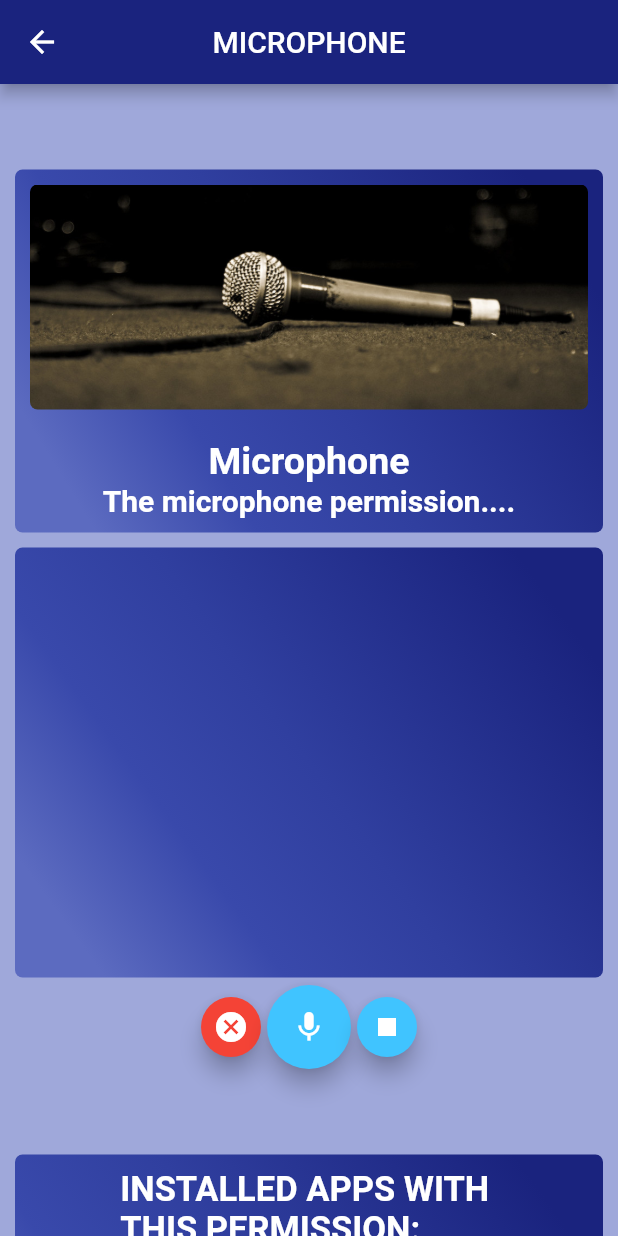
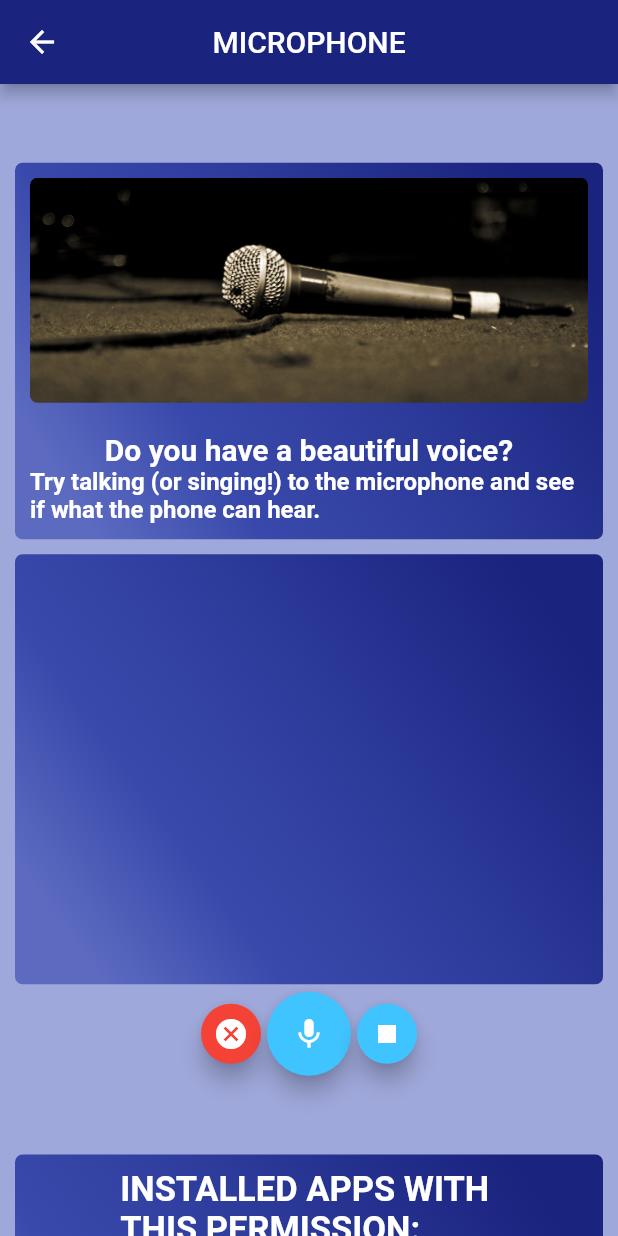
Before and after one commit to salmonMaxx/dataViz, a Flutter app: the Mic screen opened directly with empty values, on a phone screen of 412 x 824 dp. Run offline on Flutter 3.47's test engine with Material 2 defaults, Android fonts, the light colour scheme and no system bars; our stand-ins replace contacts_service, dots_indicator, location, permission_handler; missing offline and left inert: call_log, launcher_assist, photo_manager, sms, speech_recognition; Roboto replaces fonts that are missing (Abel-bold).

Commit message:
Text updates on several permissions

```diff
--- a/lib/routes/drawer/AboutUs.dart
+++ b/lib/routes/drawer/AboutUs.dart
@@ -8,7 +8,7 @@ class AboutUs extends StatefulWidget {
 
 class _AboutUsState extends State<AboutUs> {
   String myText =
-      'Why care about app permissions? Maybe you have heard that “data is the new oil” but what does that actually mean? With this app we want to vizulize what different types of data there is and why you should care about protecting it. \n \n Behind the development of the app are three students at Uppsala University who want to raise awareness of data gathering and encourage users to make thoughtful decisions about their personal data. The only data we save is your username and your encrypted password, all other app functions are not stored.';
+      'Why care about app permissions? Maybe you have heard that “data is the new oil” but what does that actually mean? With this app, we want to visualize what different types of data there is and why you should care about protecting it. \n \n Behind the development of the app are three students at Uppsala University who want to raise awareness of data gathering and encourage users to make thoughtful decisions about their personal data. The only data we save is your username and your encrypted password, all other app functions are not stored.';
   var template = new PermissionTemplate();
   @override
   Widget build(BuildContext context) {
--- a/lib/routes/intro/introPage.dart
+++ b/lib/routes/intro/introPage.dart
@@ -157,10 +157,10 @@ class _IntroPageState extends State<IntroPage> {
       );
     }
 
-    page3() {
+    /*page3() {
       currentIndexPage = 3;
       return SMS();
-    }
+    }*/
 
     page4() {
       return LoginPage();
@@ -170,7 +170,7 @@ class _IntroPageState extends State<IntroPage> {
       body: PageView(children: <Widget>[
         page1(),
         page2(),
-        page3(),
+        //page3(),
         page4(),
       ]),
     );
--- a/lib/routes/permissions/CallLog.dart
+++ b/lib/routes/permissions/CallLog.dart
@@ -18,8 +18,8 @@ class _CallLogState extends State<CallLog> {
 
   // BOX 1
   String myImage = "assets/blomma_test.jpg";
-  String myHeader = "SOMETHING ABOUT CALL LOG";
-  String myText = "Call Log";
+  String myHeader = "Would you like to share who you have called recently?";
+  String myText = "\nYour call log contains a register of all phone calls you have conducted and details about for example who dialed and the call time. \n \nSince the beginning of 2019 Google has restricted all Android apps to access call log data except if you are the default phone app on your phone. This update is great since it protects data from being used by apps that do not really require it.";
 
   @override
   Widget build(BuildContext context) {
@@ -34,7 +34,7 @@ class _CallLogState extends State<CallLog> {
         children: <Widget>[
           new Container(
             //Put in functions from the template below!!!
-            child: template.textBoxWithPic(null, myImage, myHeader , null, myText, null, 150),
+            child: template.textBoxWithPic(null, myImage, myHeader , 25, myText, 18, 150),
           ),
 
           new Container(
--- a/lib/routes/permissions/Location.dart
+++ b/lib/routes/permissions/Location.dart
@@ -58,9 +58,9 @@ class _LocationState extends State<Location> {
                             borderRadius: new BorderRadius.only(
                                 bottomLeft: Radius.circular(10.0),
                                 bottomRight: Radius.circular(10.0))),
-                        "The location permission",
+                        "Big Brother follows you?",
                         null,
-                        "This permission grants the app to see the exact location of your device in real time.",
+                        "The location permission grants an app to see the exact location of your device in real time. Wherever you go.",
                         null,
                         EdgeInsets.only(left: 10, right: 10, bottom: 5)),
                     Center(
@@ -92,9 +92,9 @@ class _LocationState extends State<Location> {
                             borderRadius: new BorderRadius.only(
                                 bottomLeft: Radius.circular(10.0),
                                 bottomRight: Radius.circular(10.0))),
-                        "The location permission",
+                        "Here you are!",
                         null,
-                        "This permission grants the app to see the exact location of your device in real time.",
+                        "Try walking around in the room to see how accurate this data actually is.",
                         null,
                         EdgeInsets.only(left: 10, right: 10, bottom: 5)),
                     temp.boxRight(
--- a/lib/routes/permissions/Mic.dart
+++ b/lib/routes/permissions/Mic.dart
@@ -81,10 +81,10 @@ class _MicState extends State<Mic> {
                 temp.textBoxWithPic(
                   null,
                   "assets/audiofile2.jpg",
-                  'Microphone',
-                  null,
-                  'The microphone permission....',
-                  null,
+                  'Do you have a beautiful voice?',
+                  20,
+                  'Try talking (or singing!) to the microphone and see if what the phone can hear.',
+                  16,
                   null,
                 ),
                 Container(
--- a/lib/routes/permissions/Sms.dart
+++ b/lib/routes/permissions/Sms.dart
@@ -21,8 +21,8 @@ final smsController = TextEditingController();
 class _SmsState extends State<Sms> {
   // BOX 1
   String myImage = "assets/sensors1.jpg";
-  String myHeader = "The SMS Permission";
-  String myText = "By allowing the SMS permission an app can read text messages stored on your device and SIM card. Before 2019, all apps with this permission were also allowed to send text messages but Google updated it to only allow your device’s default app to send SMS. However, if you have sent any private or confidential information through SMS we advise you to really think an extra time before allowing an app to read your SMS.";
+  String myHeader = "Big Brother reads you..?";
+  String myText = "\nBy allowing the SMS permission an app can read text messages stored on your device and SIM card. Before 2019, all apps with this permission were also allowed to send text messages but Google updated it to only allow your device’s default app to send SMS. However, if you have sent any private or confidential information through SMS we advise you to really think an extra time before allowing an app to read your SMS.";
 
 
   Future<void> _querySMS() async {
```
Also changed, not shown: lib/routes/permissions/Calendar.dart (+30 -7 lines), pubspec.lock.
